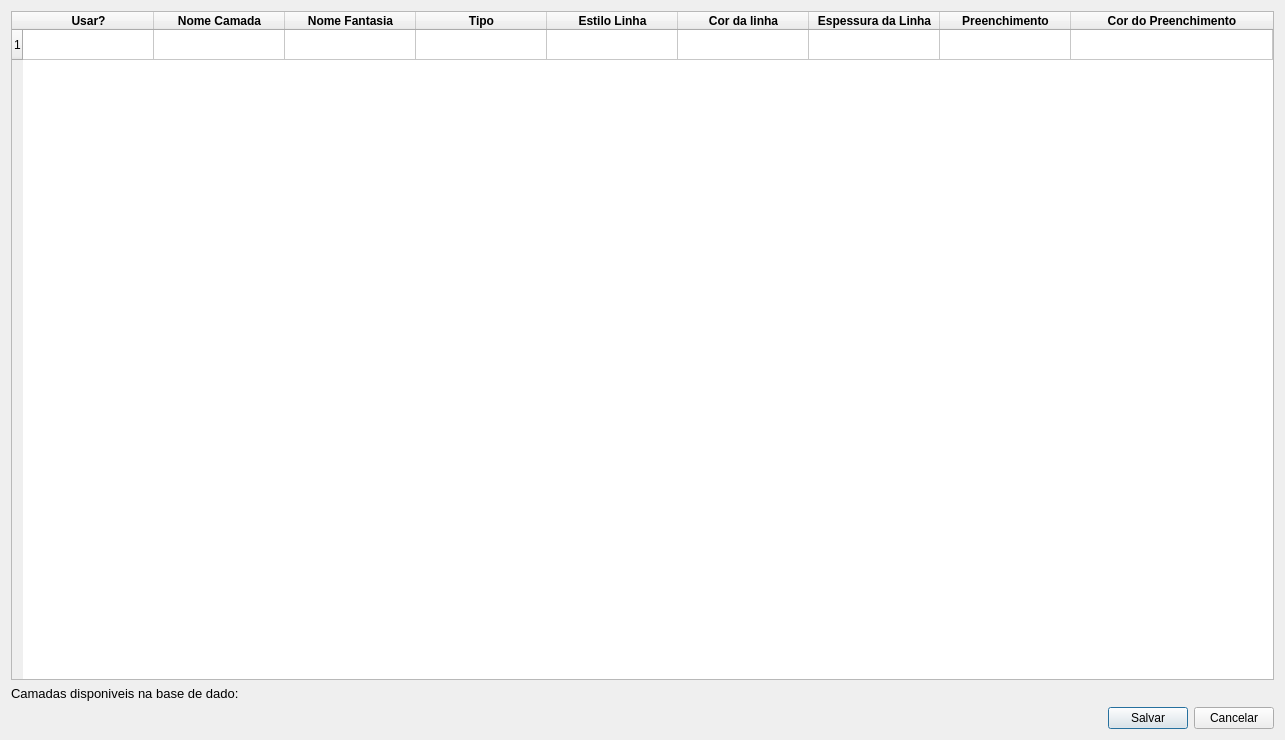
The window that settings/config_layers.ui (spuhub/prisma) describes before a commit, drawn with Qt 5.
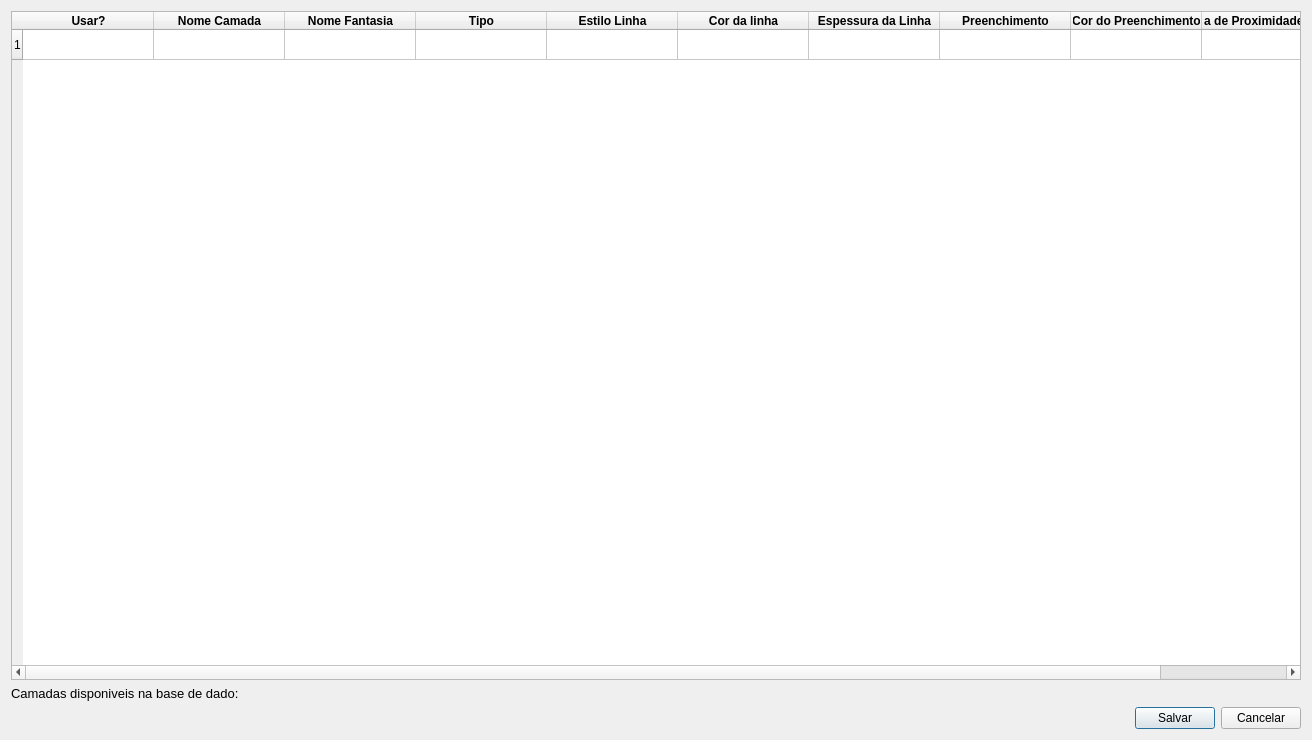
The same window after the commit.

Commit message: implementacao do do instalador

```diff
--- a/settings/config_layers.ui
+++ b/settings/config_layers.ui
@@ -6,7 +6,7 @@
    <rect>
     <x>0</x>
     <y>0</y>
-    <width>1285</width>
+    <width>1312</width>
     <height>740</height>
    </rect>
   </property>
@@ -150,6 +150,17 @@
        </font>
       </property>
      </column>
+     <column>
+      <property name="text">
+       <string>Faixa de Proximidade (metros)</string>
+      </property>
+      <property name="font">
+       <font>
+        <weight>75</weight>
+        <bold>true</bold>
+       </font>
+      </property>
+     </column>
     </widget>
    </item>
    <item>
```
The commit also changes 1 other file.
